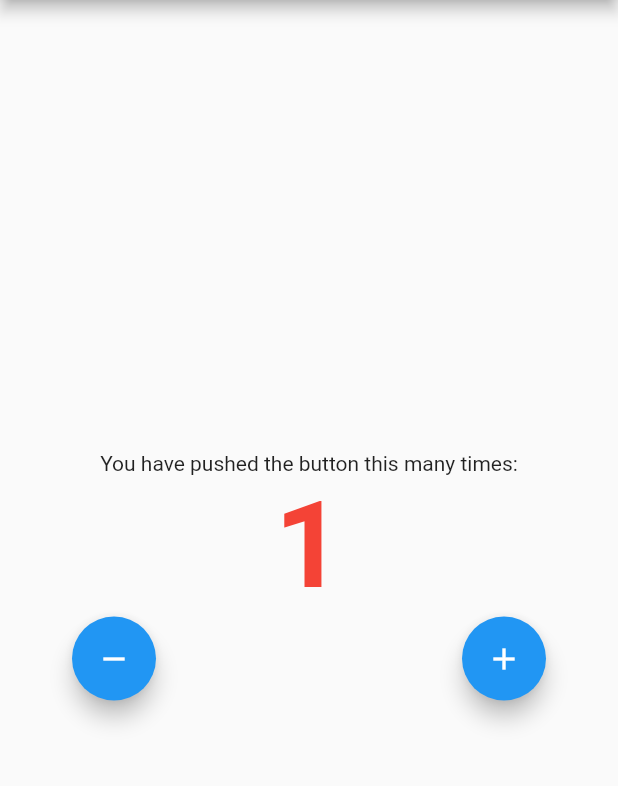
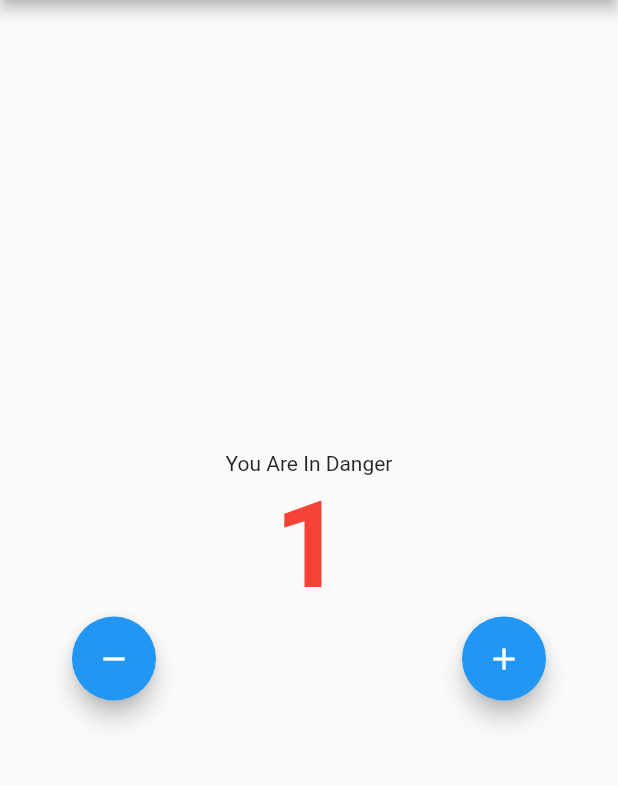
Before and after one commit to MiroGal/counter, a Flutter app: the screen it shows after launch, after a tap on the "add" icon, on a phone screen of 412 x 824 dp, the part 84-870 px from its top. Run offline on Flutter 3.47's test engine with Material 2 defaults, Android fonts, the phone set to English and light mode, and no system bars.

Commit message:
counter_label: added text label changeling

```diff
--- a/lib/page_counter.dart
+++ b/lib/page_counter.dart
@@ -24,13 +24,13 @@ class _MyHomePageState extends State<MyHomePage> {
         child: Column(
           mainAxisAlignment: MainAxisAlignment.center,
           children: <Widget>[
-            const Text(
-              'You have pushed the button this many times:',
+            Text(
+              _setCounterLabelText(),
             ),
             Text(
               '$_counter',
               style: Theme.of(context).textTheme.headlineMedium?.copyWith(
-                    color: _setCounterColor(),
+                    color: _setCounterValueColor(),
                     fontWeight: FontWeight.bold,
                     fontSize: 80,
                   ),
@@ -65,7 +65,19 @@ class _MyHomePageState extends State<MyHomePage> {
     );
   }
 
-  Color _setCounterColor() {
+  String _setCounterLabelText() {
+    if (_counter == 0) {
+      return 'You Died';
+    } else if (_counter <= 10) {
+      return 'You Are In Danger';
+    } else if (_counter >= 11 && _counter <= 30) {
+      return 'Meh';
+    } else {
+      return 'Everything Is Ok';
+    }
+  }
+
+  Color _setCounterValueColor() {
     if (_counter <= 10) {
       return Colors.red;
     } else if (_counter >= 11 && _counter <= 30) {
```
